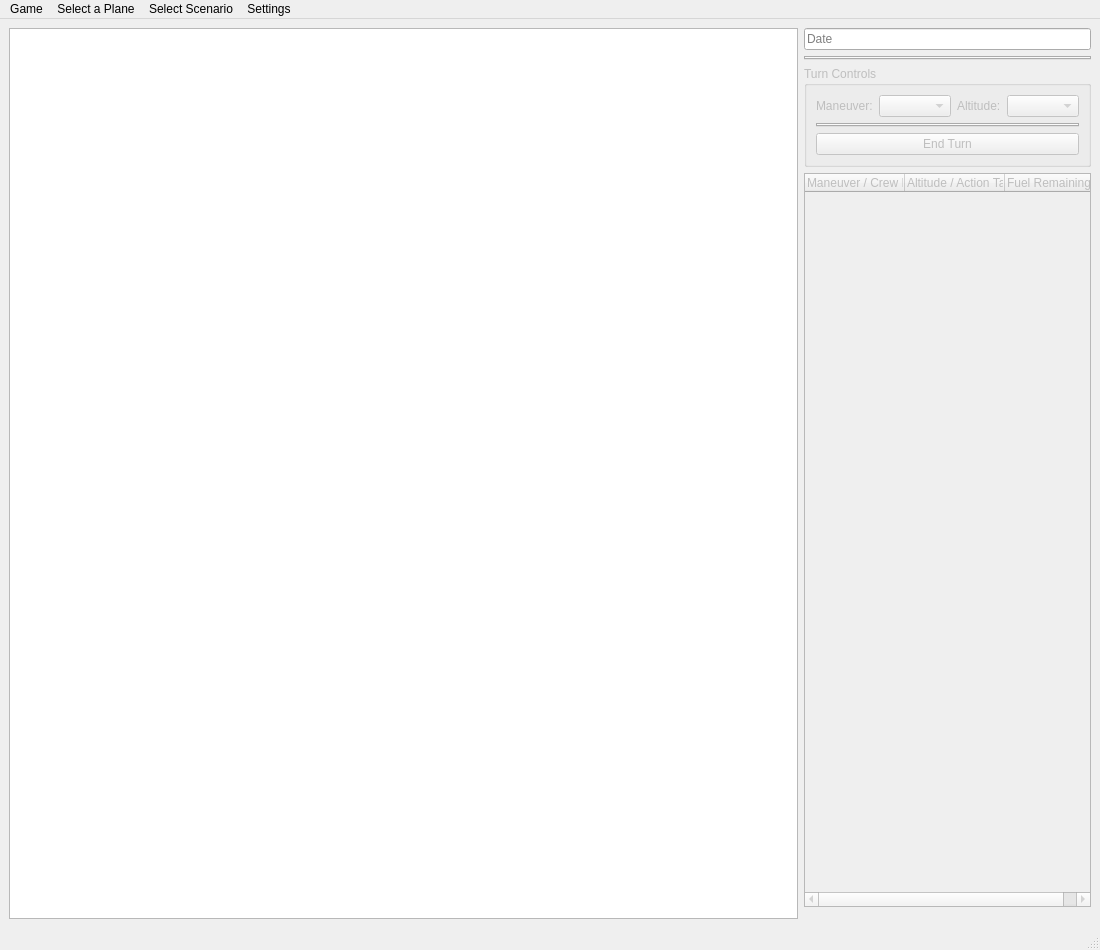
Above: turn_logger/MainWindow.ui from wchamilton/CEManeuverLog before the change. Below: the same form after it.
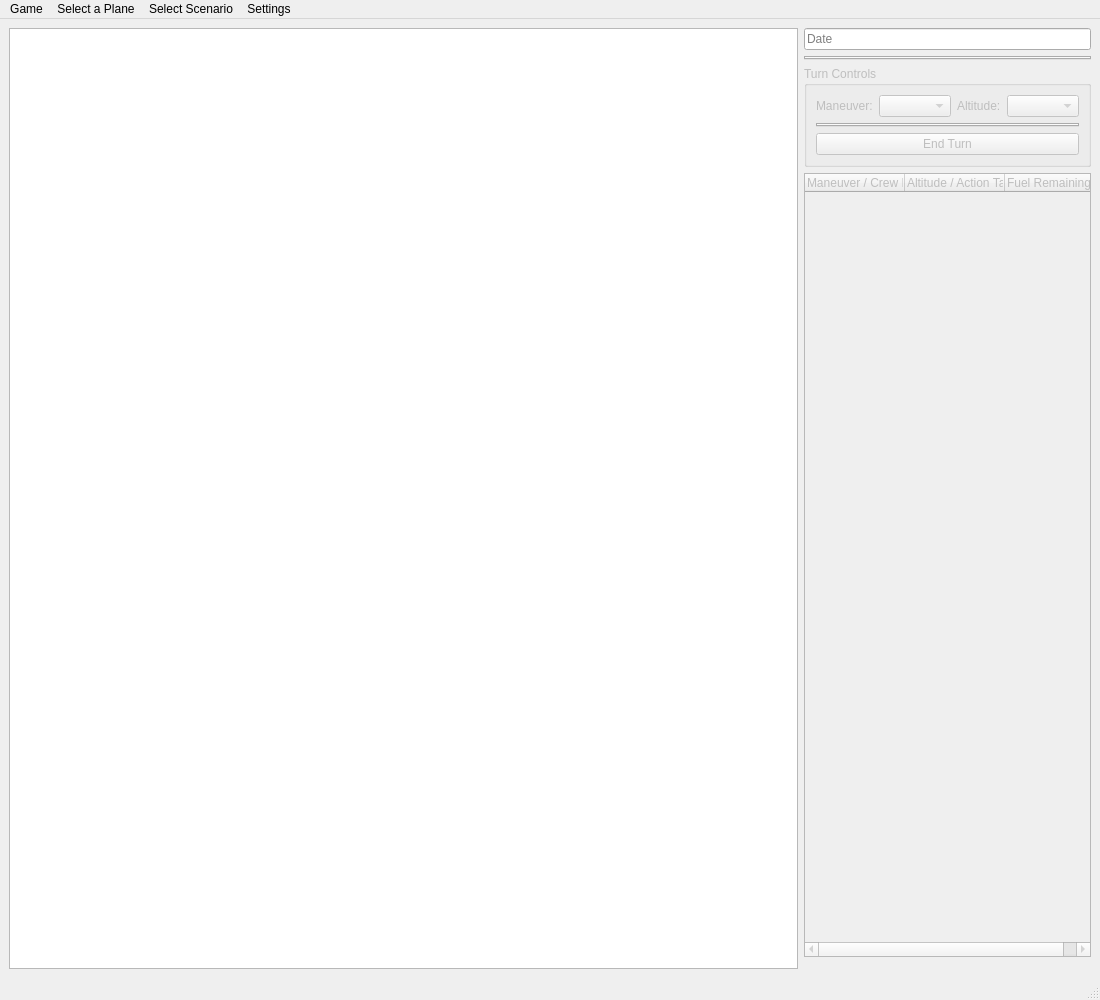
That is the form after the change. Custom widgets are drawn as their Qt base class.

Commit message: Fixed a bug regarding the limits on climbing. Removed the bomb control for now, Considering adding more tabs as the actions each crew can take. Need to also make said actions exclusive on a per crew member basis... Also added a visual to display the name and the tolerances of the plane within the airplane schedule

Diff of the .ui file:
```diff
--- a/turn_logger/MainWindow.ui
+++ b/turn_logger/MainWindow.ui
@@ -7,7 +7,7 @@
     <x>0</x>
     <y>0</y>
     <width>1100</width>
-    <height>950</height>
+    <height>1000</height>
    </rect>
   </property>
   <property name="windowTitle">
```
Left out of the diff: 144 changed lines with no effect on the pictures. The commit also changes 5 other files.
